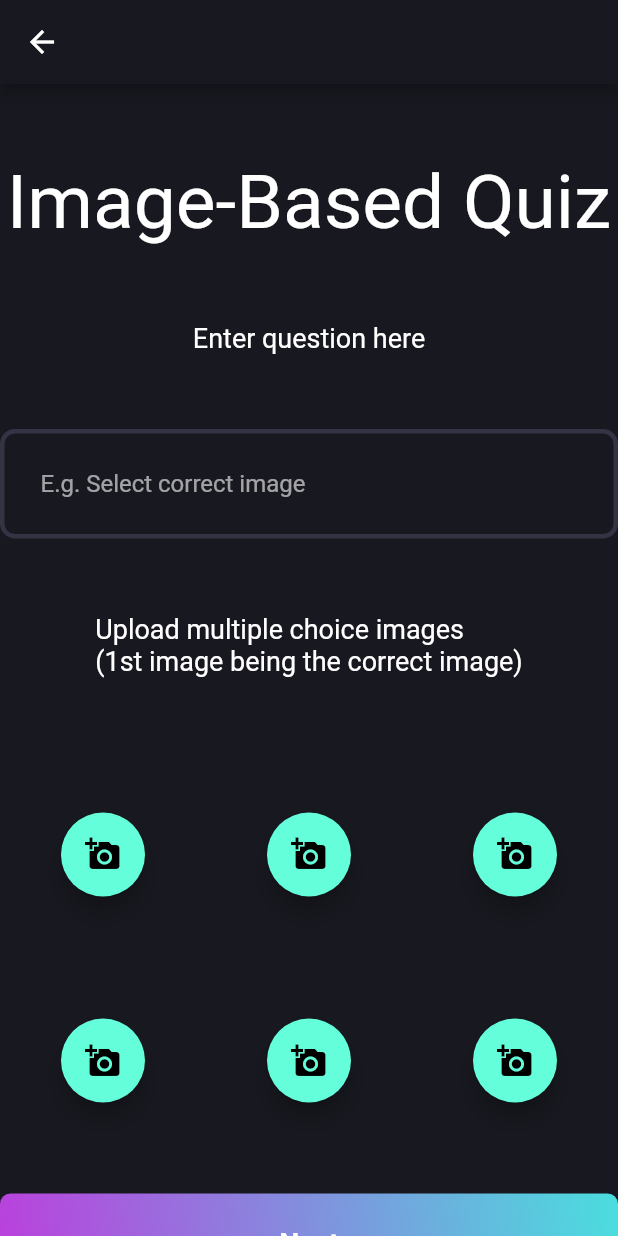
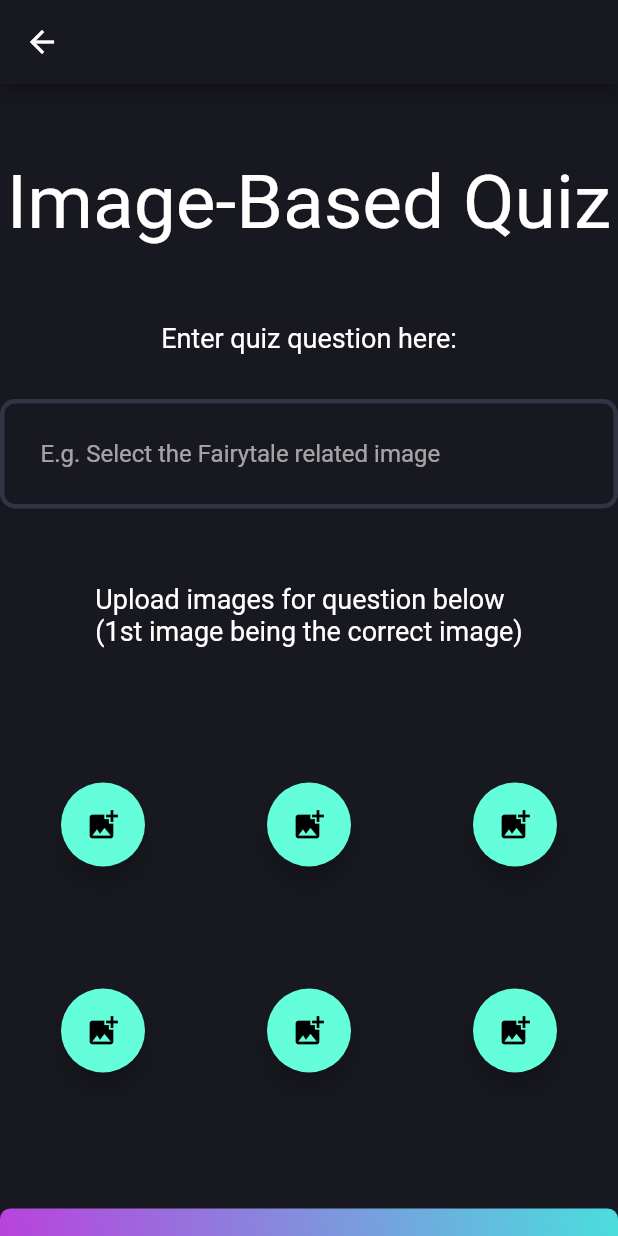
Before and after one commit to InnovaTech-21/Quiz_Attempt2, a Flutter app: the ImageBased screen opened directly, on a phone screen of 412 x 824 dp. Run offline on Flutter 3.47's test engine with Material 2 defaults, Android fonts, the phone set to English and light mode, and no system bars; our stand-ins replace cloud_firestore, email_validator, firebase_auth, firebase_core, image_picker; accounts and stored records are empty; project files that could hold a hidden picture were left out.

Commit message:
Added navigation to ImageBased page and edited UI

```diff
--- a/lib/Views/CreateQuiz/create_Quiz.dart
+++ b/lib/Views/CreateQuiz/create_Quiz.dart
@@ -154,6 +154,12 @@ class _CreateQuizPageState extends State<CreateQuizPage> {
           context,
           MaterialPageRoute(
               builder: (context) => const ShortAnswerQuestionPage()),
+        );
+      }else if(getQuizType()=='Image-Based'){
+        Navigator.push(
+          context,
+          MaterialPageRoute(
+              builder: (context) => const ImageBased()),
         );
       }else{
         _showDialog("Goes to "+getQuizType()! +" page");
--- a/lib/imageBased.dart
+++ b/lib/imageBased.dart
@@ -80,13 +80,13 @@ class _ImageBasedState extends State<ImageBased> {
                       crossAxisAlignment: CrossAxisAlignment.center,
                       children: <Widget>[
                         Text(
-                          'Enter question here',
+                          'Enter quiz question here:',
                           style: const TextStyle(
                             //fontWeight: FontWeight.bold,
                             fontSize: 18,
                           ),
                         ),
-                        const SizedBox(height: 50),
+                        const SizedBox(height: 30),
                         TextFormField(
                           decoration: InputDecoration(
                             contentPadding: const EdgeInsets.all(27),
@@ -104,7 +104,7 @@ class _ImageBasedState extends State<ImageBased> {
                               ),
                               borderRadius: BorderRadius.circular(10),
                             ),
-                            hintText: 'E.g. Select correct image',
+                            hintText: 'E.g. Select the Fairytale related image',
                           ),
                           keyboardType: TextInputType.text,
                           onFieldSubmitted: (value) {},
@@ -118,7 +118,7 @@ class _ImageBasedState extends State<ImageBased> {
 
                         const SizedBox(height: 50),
                         Text(
-                          'Upload multiple choice images\n(1st image being the correct image)',
+                          'Upload images for question below\n(1st image being the correct image)',
                           style: const TextStyle(
                             //fontWeight: FontWeight.bold,
                             fontSize: 18,
@@ -138,7 +138,7 @@ class _ImageBasedState extends State<ImageBased> {
                                         onPressed: () {
                                           _pickImage(ImageSource.camera);
                                         },
-                                        child: const Icon(Icons.add_a_photo),
+                                        child: const Icon(Icons.add_photo_alternate),
                                       ),
                                     ),
                                     if (_imageFile1 != null)
@@ -166,7 +166,7 @@ class _ImageBasedState extends State<ImageBased> {
                                         onPressed: () {
                                           _pickImage(ImageSource.camera);
                                         },
-                                        child: const Icon(Icons.add_a_photo),
+                                        child: const Icon(Icons.add_photo_alternate),
                                       ),
                                     ),
                                     if (_imageFile2 != null)
@@ -194,7 +194,7 @@ class _ImageBasedState extends State<ImageBased> {
                                         onPressed: () {
                                           _pickImage(ImageSource.camera);
                                         },
-                                        child: const Icon(Icons.add_a_photo),
+                                        child: const Icon(Icons.add_photo_alternate),
                                       ),
                                     ),
                                     if (_imageFile3 != null)
@@ -227,7 +227,7 @@ class _ImageBasedState extends State<ImageBased> {
                                         onPressed: () {
                                           _pickImage(ImageSource.camera);
                                         },
-                                        child: const Icon(Icons.add_a_photo),
+                                        child: const Icon(Icons.add_photo_alternate),
                                       ),
                                     ),
                                     if (_imageFile4 != null)
@@ -255,7 +255,7 @@ class _ImageBasedState extends State<ImageBased> {
                                         onPressed: () {
                                           _pickImage(ImageSource.camera);
                                         },
-                                        child: const Icon(Icons.add_a_photo),
+                                        child: const Icon(Icons.add_photo_alternate),
                                       ),
                                     ),
                                     if (_imageFile5 != null)
@@ -283,7 +283,7 @@ class _ImageBasedState extends State<ImageBased> {
                                         onPressed: () {
                                           _pickImage(ImageSource.camera);
                                         },
-                                        child: const Icon(Icons.add_a_photo),
+                                        child: const Icon(Icons.add_photo_alternate),
                                       ),
                                     ),
                                     if (_imageFile6 != null)
@@ -303,7 +303,7 @@ class _ImageBasedState extends State<ImageBased> {
                             ),
                           ],
                         ),
-                        const SizedBox(height: 20),
+                        const SizedBox(height: 50),
                         SizedBox(
                           height: 65,
                           width: 450,
@@ -343,7 +343,9 @@ class _ImageBasedState extends State<ImageBased> {
                             ),
                           ),
                         ),
+                        const SizedBox(height: 50),
                       ],
+
                     ),
                   ],
                 )),
```
